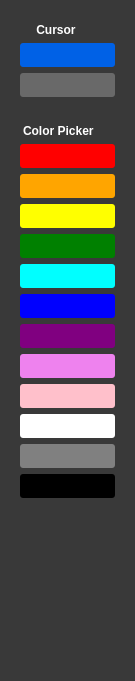
This is Widgets/LeftInterface/leftinterface.ui in idrisT11/Image-Editor as Qt 5 draws it before an edit. The edited form follows.
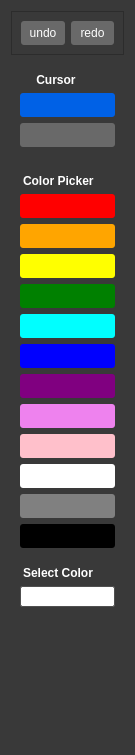
This is the edited form. Icons and pictures are not drawn.

Commit message: Implemented Color Picker

The edit to the form file:
```diff
--- a/Widgets/LeftInterface/leftinterface.ui
+++ b/Widgets/LeftInterface/leftinterface.ui
@@ -7,9 +7,15 @@
     <x>0</x>
     <y>0</y>
     <width>135</width>
-    <height>681</height>
+    <height>755</height>
    </rect>
   </property>
+  <property name="maximumSize">
+   <size>
+    <width>16777215</width>
+    <height>755</height>
+   </size>
+  </property>
   <property name="windowTitle">
    <string>Form</string>
   </property>
@@ -18,6 +24,48 @@
 </string>
   </property>
   <layout class="QVBoxLayout" name="verticalLayout_3">
+   <item>
+    <widget class="QFrame" name="frame_3">
+     <property name="frameShape">
+      <enum>QFrame::StyledPanel</enum>
+     </property>
+     <property name="frameShadow">
+      <enum>QFrame::Raised</enum>
+     </property>
+     <layout class="QHBoxLayout" name="horizontalLayout">
+      <item>
+       <widget class="QPushButton" name="undoButton">
+        <property name="styleSheet">
+         <string notr="true">color: #FFF;
+background-color: rgb(105, 105, 105);
+border-radius: 3px;
+border: none;
+padding: 5px 3px;
+</string>
+        </property>
+        <property name="text">
+         <string>undo</string>
+        </property>
+       </widget>
+      </item>
+      <item>
+       <widget class="QPushButton" name="redoButton">
+        <property name="styleSheet">
+         <string notr="true">color: #FFF;
+background-color: rgb(105, 105, 105);
+border-radius: 3px;
+border: none;
+padding: 5px 3px;
+</string>
+        </property>
+        <property name="text">
+         <string>redo</string>
+        </property>
+       </widget>
+      </item>
+     </layout>
+    </widget>
+   </item>
    <item>
     <widget class="QFrame" name="frame">
      <property name="styleSheet">
@@ -268,6 +316,45 @@
         </property>
        </widget>
       </item>
+      <item>
+       <widget class="Line" name="line">
+        <property name="styleSheet">
+         <string notr="true">background-color: rgb(80, 80, 80);
+padding-top: 7px;
+margin-top: 7px;</string>
+        </property>
+        <property name="orientation">
+         <enum>Qt::Horizontal</enum>
+        </property>
+       </widget>
+      </item>
+      <item>
+       <widget class="QLabel" name="label_3">
+        <property name="styleSheet">
+         <string notr="true">color: white;
+font-weight: bold;
+text-align: center;
+padding-botton: 5px;
+padding-top: 3px;</string>
+        </property>
+        <property name="text">
+         <string>Select Color</string>
+        </property>
+       </widget>
+      </item>
+      <item>
+       <widget class="QLineEdit" name="lineEdit">
+        <property name="styleSheet">
+         <string notr="true">color: black;
+background-color: white;
+border: 1px solid rgb(80, 80, 80);
+font-weight: bold;
+text-align: center;
+padding-botton: 5px;
+padding-top: 3px;</string>
+        </property>
+       </widget>
+      </item>
       <item>
        <spacer name="verticalSpacer">
         <property name="orientation">
```
The commit also changes 5 other files.
